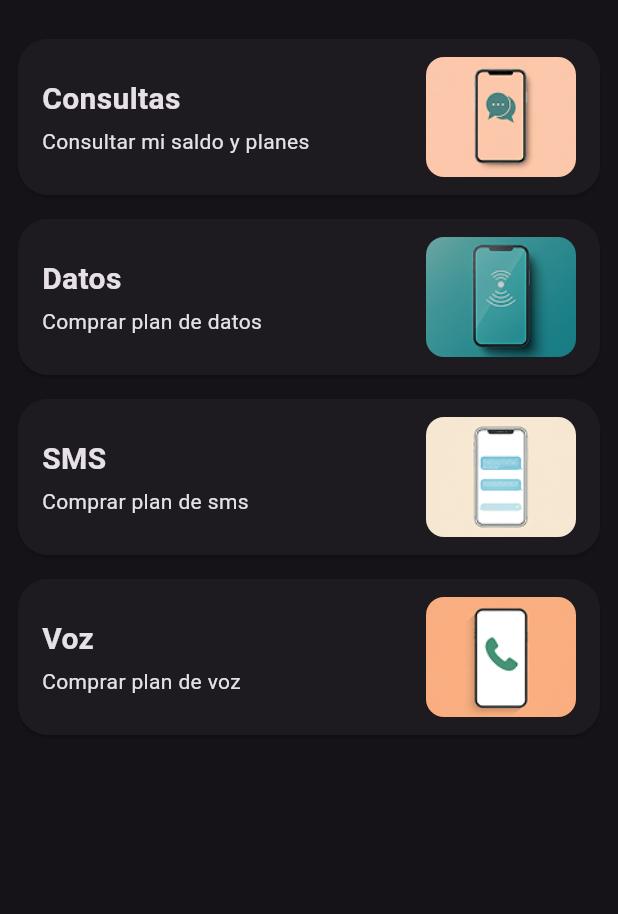
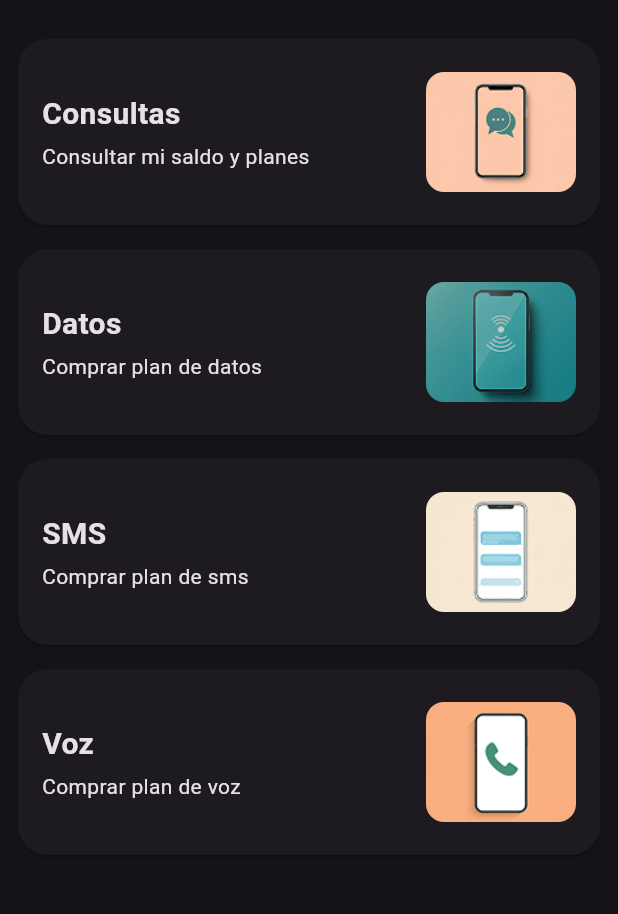
Before and after one commit to acano99/plan_go, a Flutter app: the screen it shows after launch, on a phone screen of 412 x 824 dp, the part 63-977 px from its top. Run offline on Flutter 3.47's test engine with Material 3 defaults, Android fonts, the phone set to English and light mode, and no system bars; our stand-ins replace device_preview.

Commit message:
feat: actualizacion de la pantalla

```diff
--- a/lib/src/presentation/screens/home/home_screen.dart
+++ b/lib/src/presentation/screens/home/home_screen.dart
@@ -9,8 +9,12 @@ class HomeScreen extends StatelessWidget {
   Widget build(BuildContext context) {
     return Scaffold(
       appBar: AppBar(title: Text('Plan Go')),
-      body: ListView.builder(
+      body: GridView.builder(
         padding: EdgeInsets.all(8),
+        gridDelegate: SliverGridDelegateWithMaxCrossAxisExtent(
+          maxCrossAxisExtent: 400,
+          mainAxisExtent: 140,
+        ),
         itemCount: plansList.length,
         itemBuilder: (context, index) => PlansTile(
           plan: plansList[index],
```
